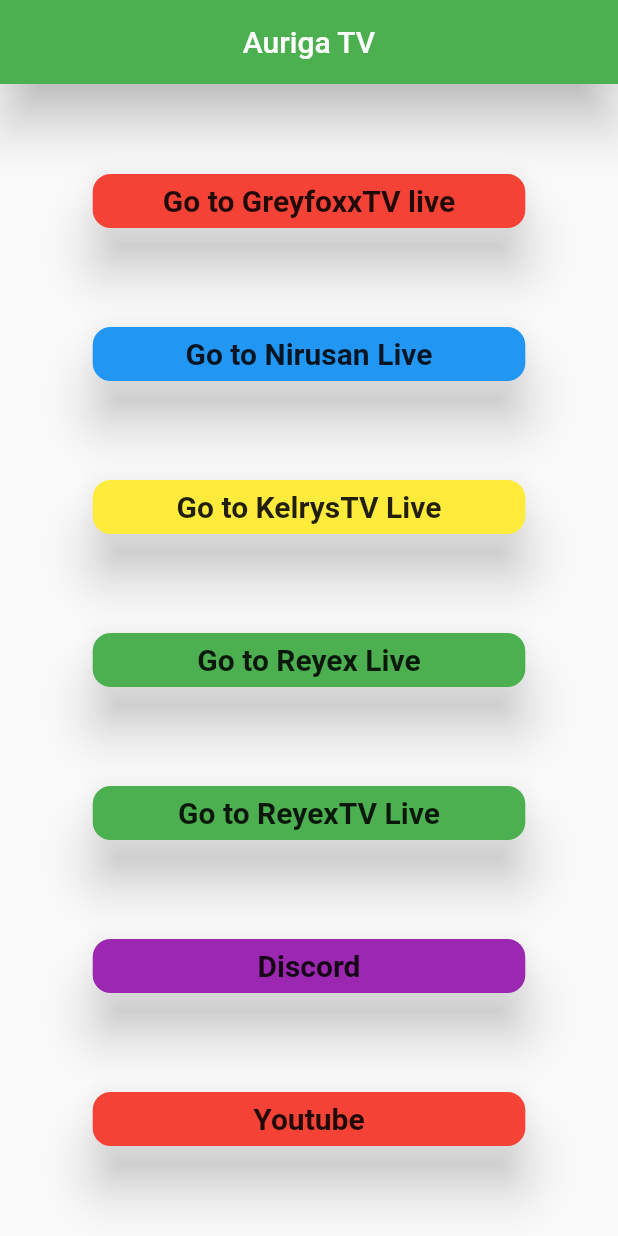
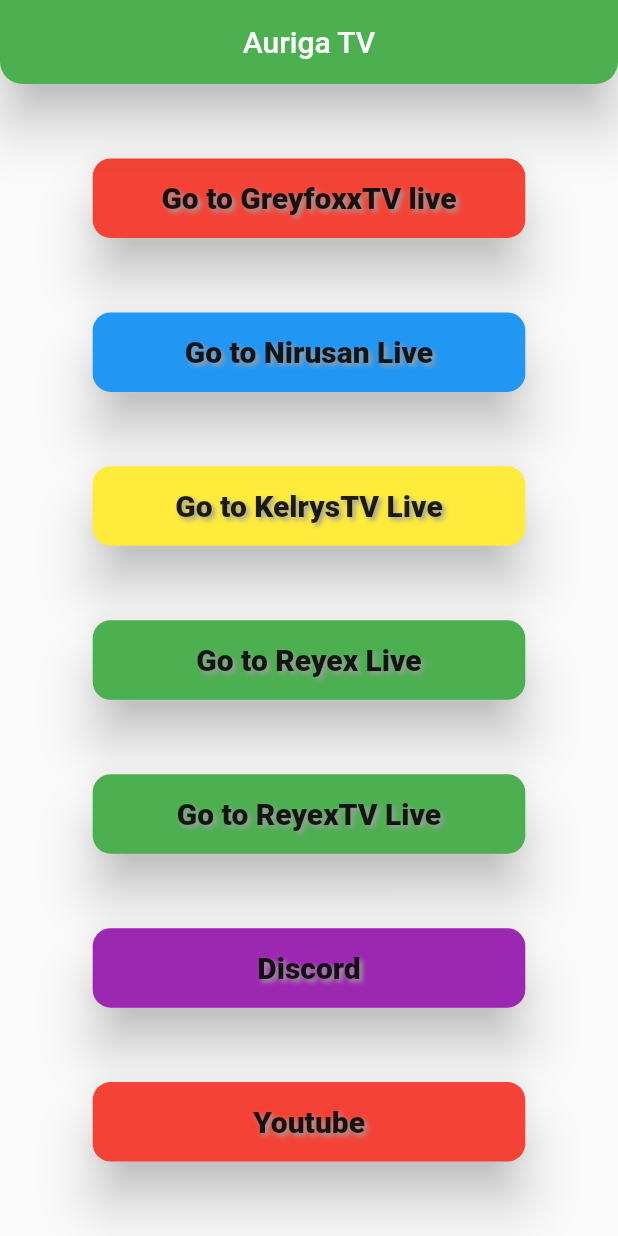
Before and after one commit to Maxvyr/AurigaApp, a Flutter app: the screen it shows after launch, after a tap on "Discord", on a phone screen of 412 x 824 dp. Run offline on Flutter 3.47's test engine with Material 2 defaults, Android fonts, the phone set to English and light mode, and no system bars; our stand-ins replace google_fonts; Roboto replaces fonts that are missing (Mina).

Commit message:
add google font + button discord open in app

```diff
--- a/lib/view/HomePage.dart
+++ b/lib/view/HomePage.dart
@@ -14,6 +14,19 @@ class MyHomePage extends StatefulWidget {
 
 class _MyHomePageState extends State<MyHomePage> {
   Future<void> _launched;
+
+  Future<void> _launchInBrowser(String url) async {
+    if (await canLaunch(url)) {
+      await launch(
+        url,
+        forceSafariVC: false,
+        forceWebView: false,
+        headers: <String, String>{'my_header_key': 'my_header_value'},
+      );
+    } else {
+      throw 'Could not launch $url';
+    }
+  }
 
   Future<void> _launchInWebViewWithJavaScript(String url) async {
     if (await canLaunch(url)) {
@@ -94,7 +107,7 @@ class _MyHomePageState extends State<MyHomePage> {
             // Discord Button
             RaisedButtonLaunch(
               function: () => setState(() {
-                _launched = _launchInWebViewWithJavaScript(discordLink);
+                _launched = _launchInBrowser(discordLink);
               }),
               txt: "Discord",
               color: Colors.purple,
--- a/lib/widget/AppBar_Auriga.dart
+++ b/lib/widget/AppBar_Auriga.dart
@@ -7,5 +7,11 @@ class AppBarAuriga extends AppBar {
           title: Text(titleTex),
           elevation: 15.0,
           centerTitle: true,
+          shape: RoundedRectangleBorder(
+            borderRadius: BorderRadius.only(
+              bottomLeft: Radius.circular(15.0),
+              bottomRight: Radius.circular(15.0),
+            ),
+          ),
         );
 }
--- a/lib/widget/RaisedButton_Launch.dart
+++ b/lib/widget/RaisedButton_Launch.dart
@@ -1,10 +1,10 @@
 import 'package:flutter/material.dart';
+import 'package:google_fonts/google_fonts.dart';
 
-// ignore: must_be_immutable
 class RaisedButtonLaunch extends StatelessWidget {
-  dynamic function;
-  String txt;
-  Color color;
+  final dynamic function;
+  final String txt;
+  final Color color;
 
   RaisedButtonLaunch({
     @required this.function,
@@ -18,14 +18,26 @@ class RaisedButtonLaunch extends StatelessWidget {
     return FractionallySizedBox(
       widthFactor: 0.7,
       child: RaisedButton(
+        padding: EdgeInsets.symmetric(vertical: 15.0),
         elevation: 15.0,
         onPressed: function,
         child: Text(
           txt,
-          style: TextStyle(
+          style: GoogleFonts.mina(
             fontSize: 20.0,
-            fontWeight: FontWeight.w600,
+            fontWeight: FontWeight.w900,
+            shadows: <Shadow>[
+              Shadow(
+                offset: Offset(2.0, 2.0),
+                blurRadius: 4.0,
+                color: Colors.grey,
+              ),
+            ],
           ),
+          // style: TextStyle(
+          //   fontSize: 20.0,
+          //   fontWeight: FontWeight.w600,
+          // ),
         ),
         color: color,
         shape: RoundedRectangleBorder(
```
